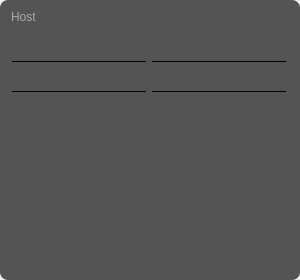
The window that urleditor.ui (tmstieff/Woke) describes before a commit, drawn with Qt 5.
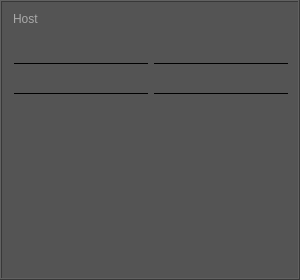
The same window after the commit.

What changed in the file:
```diff
--- a/urleditor.ui
+++ b/urleditor.ui
@@ -34,7 +34,7 @@
      <property name="styleSheet">
       <string notr="true">#urlEditorFrame {
 	background-color: #545454;
-	border-radius: 8px;
+	/*border-radius: 8px;*/
 }</string>
      </property>
      <property name="frameShape">
```
